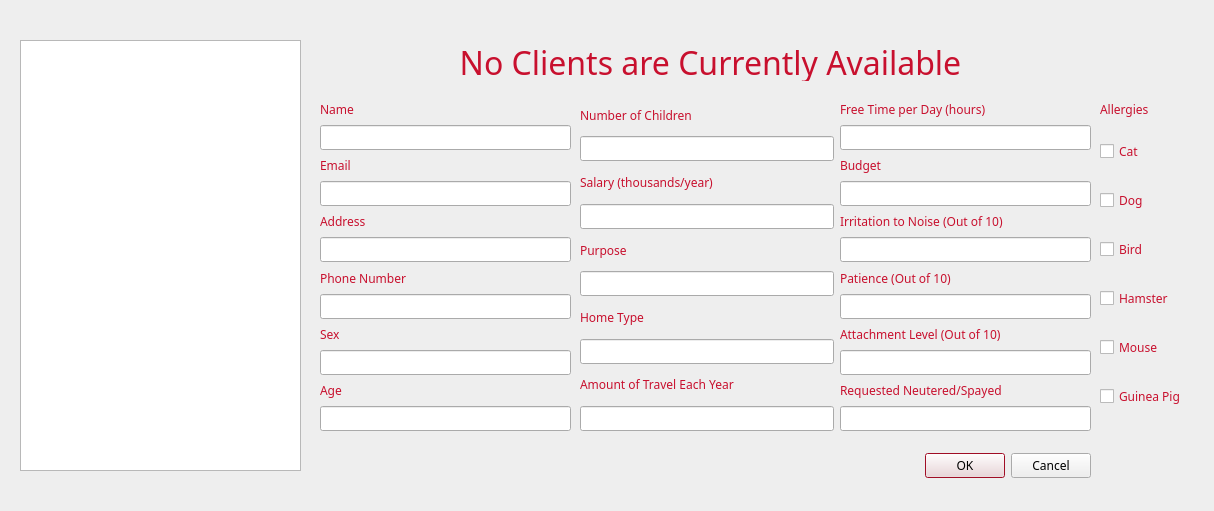
Above: cuACS/viewclients.ui from cameronhawtin/Animal-Farm-cuACS before the change. Below: the same form after it.
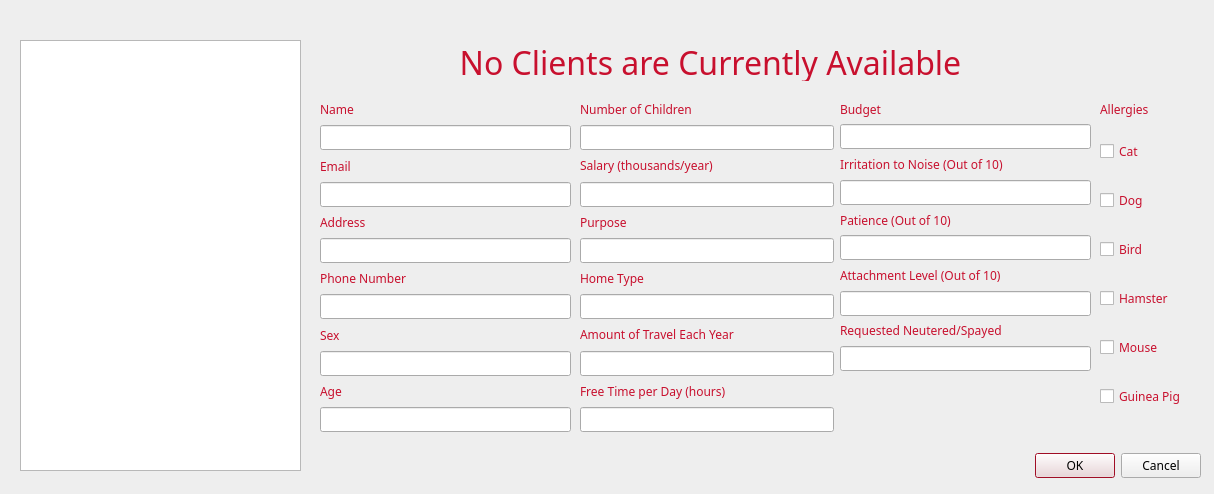
That is the form after the change.

What changed in the file:
```diff
--- a/cuACS/viewclients.ui
+++ b/cuACS/viewclients.ui
@@ -7,7 +7,7 @@
     <x>0</x>
     <y>0</y>
     <width>1214</width>
-    <height>511</height>
+    <height>494</height>
    </rect>
   </property>
   <property name="palette">
@@ -166,7 +166,7 @@
   <widget class="QDialogButtonBox" name="buttonBox">
    <property name="geometry">
     <rect>
-     <x>750</x>
+     <x>860</x>
      <y>450</y>
      <width>341</width>
      <height>32</height>
@@ -219,7 +219,7 @@
      <x>320</x>
      <y>100</y>
      <width>251</width>
-     <height>331</height>
+     <height>332</height>
     </rect>
    </property>
    <layout class="QVBoxLayout" name="verticalLayout_5">
@@ -320,23 +320,10 @@
      <x>840</x>
      <y>100</y>
      <width>251</width>
-     <height>331</height>
+     <height>271</height>
     </rect>
    </property>
    <layout class="QVBoxLayout" name="verticalLayout_6">
-    <item>
-     <widget class="QLabel" name="freeTimeLabel">
-      <property name="enabled">
-       <bool>true</bool>
-      </property>
-      <property name="text">
-       <string>Free Time per Day (hours)</string>
-      </property>
-     </widget>
-    </item>
-    <item>
-     <widget class="QLineEdit" name="freeTimeLineEdit"/>
-    </item>
     <item>
      <widget class="QLabel" name="budgetLabel">
       <property name="enabled">
@@ -417,7 +404,7 @@
      <x>580</x>
      <y>100</y>
      <width>254</width>
-     <height>331</height>
+     <height>332</height>
     </rect>
    </property>
    <layout class="QVBoxLayout" name="verticalLayout_7">
@@ -490,6 +477,19 @@
     <item>
      <widget class="QLineEdit" name="travelLineEdit"/>
     </item>
+    <item>
+     <widget class="QLabel" name="freeTimeLabel">
+      <property name="enabled">
+       <bool>true</bool>
+      </property>
+      <property name="text">
+       <string>Free Time per Day (hours)</string>
+      </property>
+     </widget>
+    </item>
+    <item>
+     <widget class="QLineEdit" name="freeTimeLineEdit"/>
+    </item>
    </layout>
   </widget>
   <widget class="QWidget" name="layoutWidget_3">
@@ -497,7 +497,7 @@
     <rect>
      <x>1100</x>
      <y>120</y>
-     <width>97</width>
+     <width>104</width>
      <height>311</height>
     </rect>
    </property>
```
